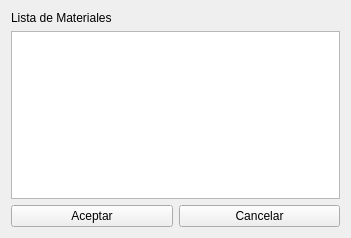
rescobedoq/sbd, file Biblioteca/Views/Materiales.ui: the form before one commit.
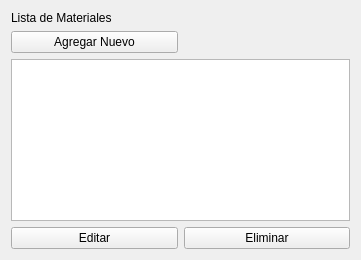
The form after the commit.

Commit message: Crud materiales parte1

```diff
--- a/Biblioteca/Views/Materiales.ui
+++ b/Biblioteca/Views/Materiales.ui
@@ -9,8 +9,8 @@
    <rect>
     <x>0</x>
     <y>0</y>
-    <width>351</width>
-    <height>238</height>
+    <width>361</width>
+    <height>260</height>
    </rect>
   </property>
   <property name="sizePolicy">
@@ -23,6 +23,35 @@
    <string>Form</string>
   </property>
   <layout class="QGridLayout" name="gridLayout">
+   <item row="2" column="0" colspan="2">
+    <widget class="QTableWidget" name="tablaMateriales"/>
+   </item>
+   <item row="3" column="1">
+    <widget class="QPushButton" name="pushButton_2">
+     <property name="sizePolicy">
+      <sizepolicy hsizetype="Expanding" vsizetype="Preferred">
+       <horstretch>0</horstretch>
+       <verstretch>0</verstretch>
+      </sizepolicy>
+     </property>
+     <property name="text">
+      <string>Eliminar</string>
+     </property>
+    </widget>
+   </item>
+   <item row="3" column="0">
+    <widget class="QPushButton" name="pushButton">
+     <property name="sizePolicy">
+      <sizepolicy hsizetype="Expanding" vsizetype="Preferred">
+       <horstretch>0</horstretch>
+       <verstretch>0</verstretch>
+      </sizepolicy>
+     </property>
+     <property name="text">
+      <string>Editar</string>
+     </property>
+    </widget>
+   </item>
    <item row="0" column="0">
     <widget class="QLabel" name="label">
      <property name="sizePolicy">
@@ -36,32 +65,10 @@
      </property>
     </widget>
    </item>
-   <item row="1" column="0" colspan="2">
-    <widget class="QTableWidget" name="tablaMateriales"/>
-   </item>
-   <item row="2" column="0">
-    <widget class="QPushButton" name="pushButton">
-     <property name="sizePolicy">
-      <sizepolicy hsizetype="Expanding" vsizetype="Preferred">
-       <horstretch>0</horstretch>
-       <verstretch>0</verstretch>
-      </sizepolicy>
-     </property>
+   <item row="1" column="0">
+    <widget class="QPushButton" name="pushButton_3">
      <property name="text">
-      <string>Aceptar</string>
-     </property>
-    </widget>
-   </item>
-   <item row="2" column="1">
-    <widget class="QPushButton" name="pushButton_2">
-     <property name="sizePolicy">
-      <sizepolicy hsizetype="Expanding" vsizetype="Preferred">
-       <horstretch>0</horstretch>
-       <verstretch>0</verstretch>
-      </sizepolicy>
-     </property>
-     <property name="text">
-      <string>Cancelar</string>
+      <string>Agregar Nuevo</string>
      </property>
     </widget>
    </item>
```
The commit also changes 6 other files.
